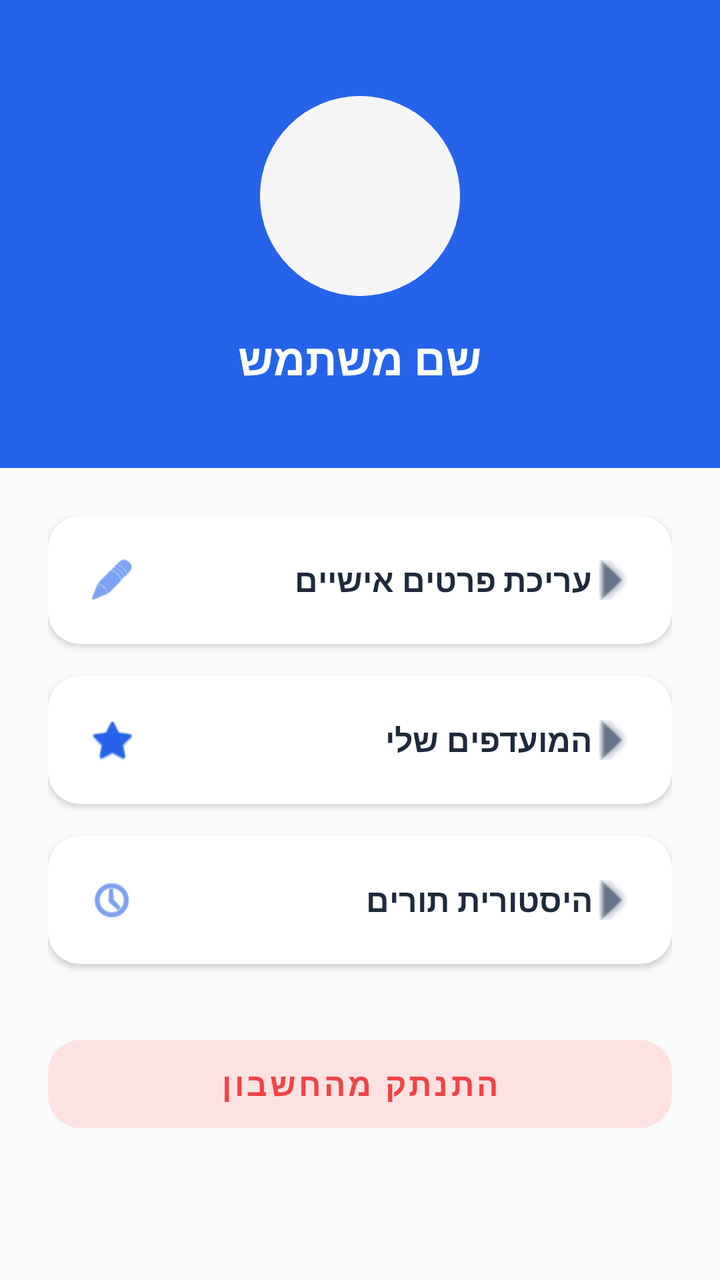
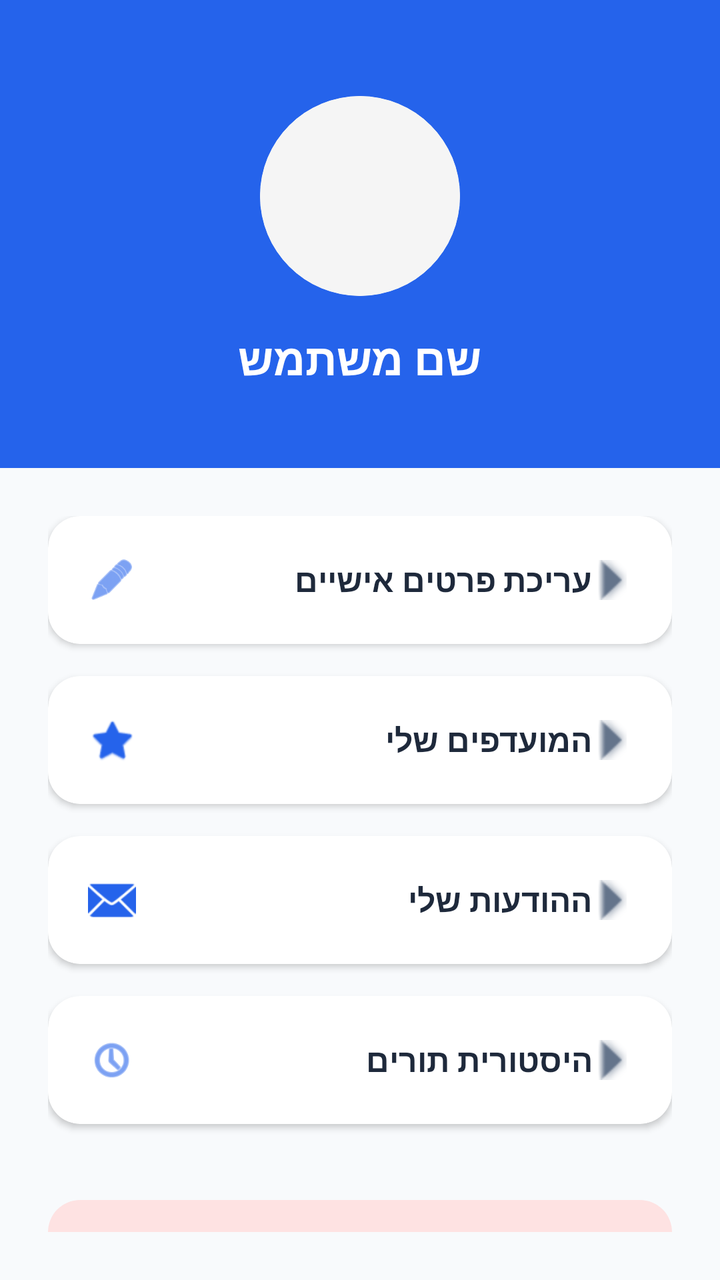

Screens rendered from an Android XML layout before and after an edit, with the pre-edit source and the edit as a unified diff.
<!-- AndroidManifest.xml: application theme Theme.MyApplication -->
<!-- res/layout/fragment_settings.xml -->
<?xml version="1.0" encoding="utf-8"?>
<LinearLayout
    xmlns:android="http://schemas.android.com/apk/res/android"
    xmlns:app="http://schemas.android.com/apk/res-auto"
    xmlns:tools="http://schemas.android.com/tools"
    android:layout_width="match_parent"
    android:layout_height="match_parent"
    android:orientation="vertical"
    android:background="@color/jobsy_background"
    android:layoutDirection="rtl"
    tools:context=".SettingsFragment">

    <LinearLayout
        android:layout_width="match_parent"
        android:layout_height="wrap_content"
        android:orientation="vertical"
        android:gravity="center"
        android:paddingTop="48dp"
        android:paddingBottom="40dp"
        android:background="@color/jobsy_primary">

        <androidx.cardview.widget.CardView
            android:layout_width="100dp"
            android:layout_height="100dp"
            app:cardCornerRadius="50dp"
            app:cardElevation="0dp">

            <ImageView
                android:id="@+id/imgProfileSmall"
                android:layout_width="match_parent"
                android:layout_height="match_parent"
                android:scaleType="centerCrop"
                android:src="@android:drawable/sym_def_app_icon"
                android:background="#F5F5F5"
                android:padding="20dp"/>
        </androidx.cardview.widget.CardView>

        <TextView
            android:id="@+id/tvProfileName"
            android:layout_width="wrap_content"
            android:layout_height="wrap_content"
            android:text="שם משתמש"
            android:textColor="@android:color/white"
            android:textSize="22sp"
            android:textStyle="bold"
            android:layout_marginTop="16dp"/>
    </LinearLayout>

    <LinearLayout
        android:layout_width="match_parent"
        android:layout_height="match_parent"
        android:orientation="vertical"
        android:padding="24dp">

        <androidx.cardview.widget.CardView
            android:id="@+id/btnEditProfile"
            android:layout_width="match_parent"
            android:layout_height="64dp"
            app:cardCornerRadius="16dp"
            app:cardElevation="2dp"
            app:cardBackgroundColor="@color/jobsy_card_bg"
            android:layout_marginBottom="16dp"
            android:clickable="true"
            android:focusable="true"
            android:foreground="?android:attr/selectableItemBackground">

            <LinearLayout
                android:layout_width="match_parent"
                android:layout_height="match_parent"
                android:gravity="center_vertical"
                android:paddingHorizontal="20dp">

                <ImageView
                    android:layout_width="24dp"
                    android:layout_height="24dp"
                    android:src="@android:drawable/ic_menu_edit"
                    app:tint="@color/jobsy_primary"/>

                <TextView
                    android:layout_width="0dp"
                    android:layout_height="wrap_content"
                    android:layout_weight="1"
                    android:text="עריכת פרטים אישיים"
                    android:textSize="16sp"
                    android:textStyle="bold"
                    android:textColor="@color/jobsy_text_primary"
                    android:layout_marginStart="16dp"/>

                <ImageView
                    android:layout_width="20dp"
                    android:layout_height="20dp"
                    android:src="@android:drawable/arrow_down_float"
                    android:rotation="270"
                    app:tint="@color/jobsy_text_secondary"/>
            </LinearLayout>
        </androidx.cardview.widget.CardView>

        <androidx.cardview.widget.CardView
            android:id="@+id/btnFavorites"
            android:layout_width="match_parent"
            android:layout_height="64dp"
            app:cardCornerRadius="16dp"
            app:cardElevation="2dp"
            app:cardBackgroundColor="@color/jobsy_card_bg"
            android:layout_marginBottom="16dp"
            android:clickable="true"
            android:focusable="true"
            android:foreground="?android:attr/selectableItemBackground">

            <LinearLayout
                android:layout_width="match_parent"
                android:layout_height="match_parent"
                android:gravity="center_vertical"
                android:paddingHorizontal="20dp">

                <ImageView
                    android:layout_width="24dp"
                    android:layout_height="24dp"
                    android:src="@android:drawable/btn_star_big_on"
                    app:tint="@color/jobsy_primary"/>

                <TextView
                    android:layout_width="0dp"
                    android:layout_height="wrap_content"
                    android:layout_weight="1"
                    android:text="המועדפים שלי"
                    android:textSize="16sp"
                    android:textStyle="bold"
                    android:textColor="@color/jobsy_text_primary"
                    android:layout_marginStart="16dp"/>

                <ImageView
                    android:layout_width="20dp"
                    android:layout_height="20dp"
                    android:src="@android:drawable/arrow_down_float"
                    android:rotation="270"
                    app:tint="@color/jobsy_text_secondary"/>
            </LinearLayout>
        </androidx.cardview.widget.CardView>

        <androidx.cardview.widget.CardView
            android:id="@+id/btnHistory"
            android:layout_width="match_parent"
            android:layout_height="64dp"
            app:cardCornerRadius="16dp"
            app:cardElevation="2dp"
            app:cardBackgroundColor="@color/jobsy_card_bg"
            android:layout_marginBottom="32dp"
            android:clickable="true"
            android:focusable="true"
            android:foreground="?android:attr/selectableItemBackground">

            <LinearLayout
                android:layout_width="match_parent"
                android:layout_height="match_parent"
                android:gravity="center_vertical"
                android:paddingHorizontal="20dp">

                <ImageView
                    android:layout_width="24dp"
                    android:layout_height="24dp"
                    android:src="@android:drawable/ic_menu_recent_history"
                    app:tint="@color/jobsy_primary"/>

                <TextView
                    android:layout_width="0dp"
                    android:layout_height="wrap_content"
                    android:layout_weight="1"
                    android:text="היסטורית תורים"
                    android:textSize="16sp"
                    android:textStyle="bold"
                    android:textColor="@color/jobsy_text_primary"
                    android:layout_marginStart="16dp"/>

                <ImageView
                    android:layout_width="20dp"
                    android:layout_height="20dp"
                    android:src="@android:drawable/arrow_down_float"
                    android:rotation="270"
                    app:tint="@color/jobsy_text_secondary"/>
            </LinearLayout>
        </androidx.cardview.widget.CardView>

        <com.google.android.material.button.MaterialButton
            android:id="@+id/btnLogout"
            android:layout_width="match_parent"
            android:layout_height="56dp"
            android:text="התנתק מהחשבון"
            android:textColor="#EF4444"
            android:textStyle="bold"
            android:textSize="16sp"
            app:cornerRadius="16dp"
            app:backgroundTint="#FEE2E2"
            style="@style/Widget.MaterialComponents.Button.UnelevatedButton"/>

    </LinearLayout>
</LinearLayout>
<!-- resources referenced by this layout -->
<resources>
  <color name="jobsy_background">#F8FAFC</color>
  <color name="jobsy_card_bg">#FFFFFF</color>
  <color name="jobsy_primary">#2563EB</color>
  <color name="jobsy_text_primary">#1E293B</color>
  <color name="jobsy_text_secondary">#64748B</color>
  <style name="Theme.MyApplication" parent="Base.Theme.MyApplication" />
  <style name="Base.Theme.MyApplication" parent="Theme.Material3.DayNight.NoActionBar">
      </style>
</resources>

<!-- the commit's change to res/layout/fragment_settings.xml (unified diff, before → after) -->
@@ -139,6 +139,49 @@
         </androidx.cardview.widget.CardView>
 
         <androidx.cardview.widget.CardView
+            android:id="@+id/btnMyChats"
+            android:layout_width="match_parent"
+            android:layout_height="64dp"
+            app:cardCornerRadius="16dp"
+            app:cardElevation="2dp"
+            app:cardBackgroundColor="@color/jobsy_card_bg"
+            android:layout_marginBottom="16dp"
+            android:clickable="true"
+            android:focusable="true"
+            android:foreground="?android:attr/selectableItemBackground">
+
+            <LinearLayout
+                android:layout_width="match_parent"
+                android:layout_height="match_parent"
+                android:gravity="center_vertical"
+                android:paddingHorizontal="20dp">
+
+                <ImageView
+                    android:layout_width="24dp"
+                    android:layout_height="24dp"
+                    android:src="@android:drawable/ic_dialog_email"
+                    app:tint="@color/jobsy_primary"/>
+
+                <TextView
+                    android:layout_width="0dp"
+                    android:layout_height="wrap_content"
+                    android:layout_weight="1"
+                    android:text="ההודעות שלי"
+                    android:textSize="16sp"
+                    android:textStyle="bold"
+                    android:textColor="@color/jobsy_text_primary"
+                    android:layout_marginStart="16dp"/>
+
+                <ImageView
+                    android:layout_width="20dp"
+                    android:layout_height="20dp"
+                    android:src="@android:drawable/arrow_down_float"
+                    android:rotation="270"
+                    app:tint="@color/jobsy_text_secondary"/>
+            </LinearLayout>
+        </androidx.cardview.widget.CardView>
+
+        <androidx.cardview.widget.CardView
             android:id="@+id/btnHistory"
             android:layout_width="match_parent"
             android:layout_height="64dp"
@@ -183,15 +226,15 @@
 
         <com.google.android.material.button.MaterialButton
             android:id="@+id/btnLogout"
+            style="@style/Widget.MaterialComponents.Button.UnelevatedButton"
             android:layout_width="match_parent"
             android:layout_height="56dp"
             android:text="התנתק מהחשבון"
             android:textColor="#EF4444"
+            android:textSize="16sp"
             android:textStyle="bold"
-            android:textSize="16sp"
-            app:cornerRadius="16dp"
             app:backgroundTint="#FEE2E2"
-            style="@style/Widget.MaterialComponents.Button.UnelevatedButton"/>
+            app:cornerRadius="16dp" />
 
     </LinearLayout>
 </LinearLayout>
